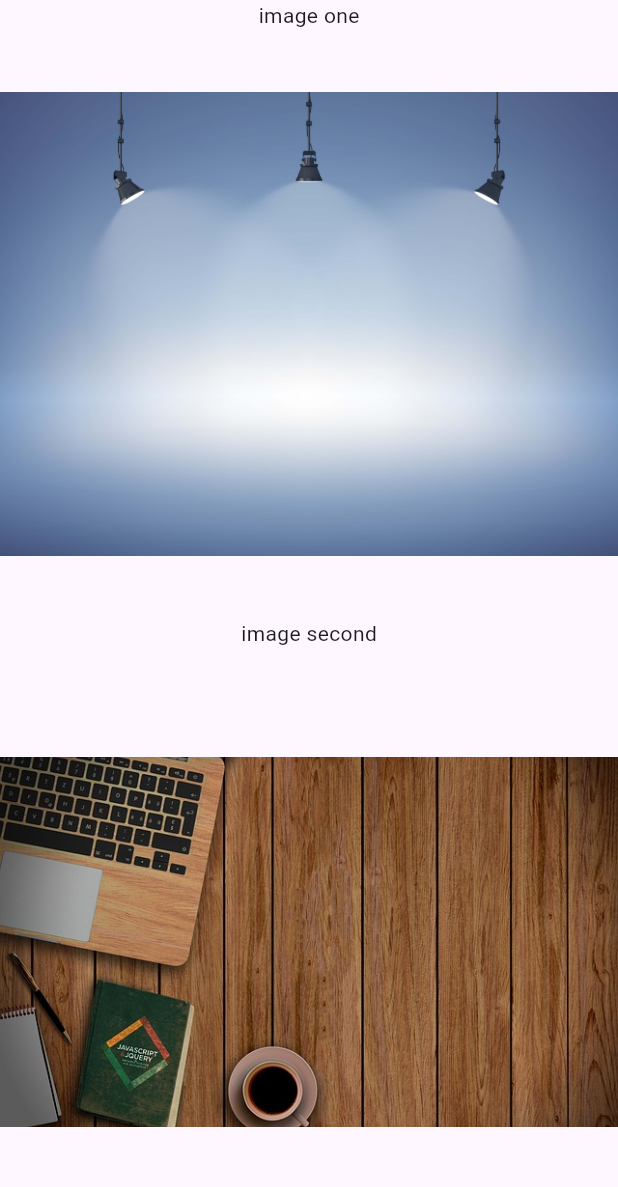
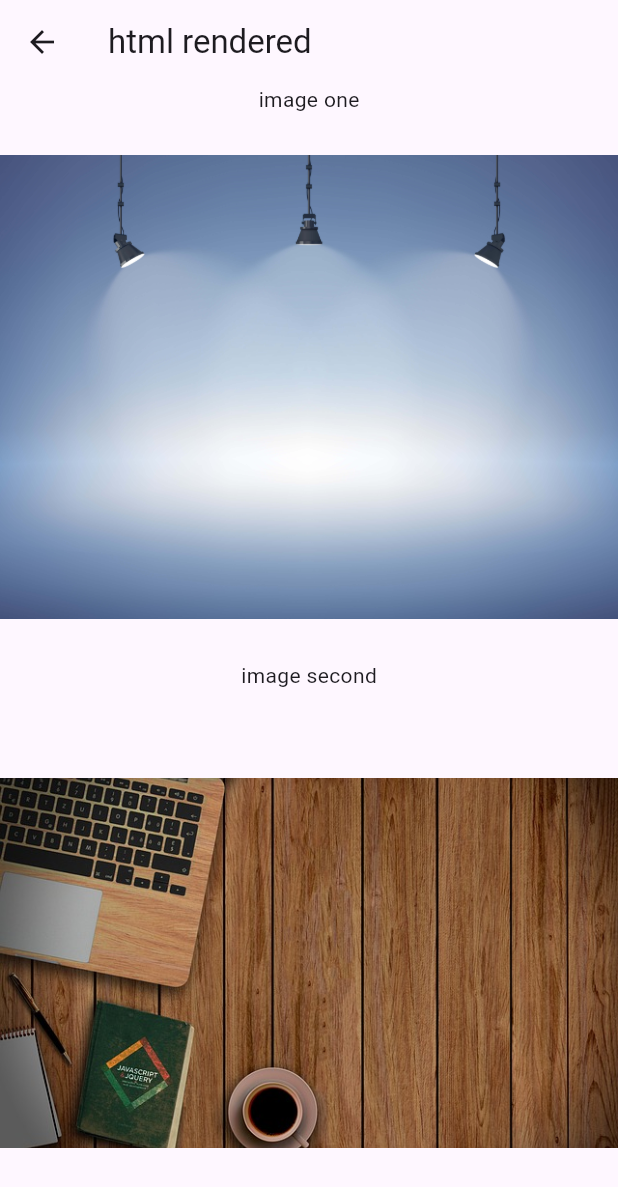
Before and after one commit to nishan-rasheed/web_checking, a Flutter app: the screen it shows after launch, on a phone screen of 412 x 824 dp. Shown: the top 1187 px of the screen. Run offline on Flutter 3.47's test engine with Material 3 defaults, Android fonts, the phone set to English and light mode, and no system bars.

Commit message:
flutter build web --web-renderer html

```diff
--- a/lib/home_page.dart
+++ b/lib/home_page.dart
@@ -9,6 +9,7 @@ class HomePage extends StatelessWidget {
     var h = MediaQuery.of(context).size.height;
     var w = MediaQuery.of(context).size.width;
     return Scaffold(
+      appBar: AppBar(title: const Text('html rendered'),),
       body: Column(
         children: [
           const Text('image one'),
```
Also changed, not shown: 4 other files.
